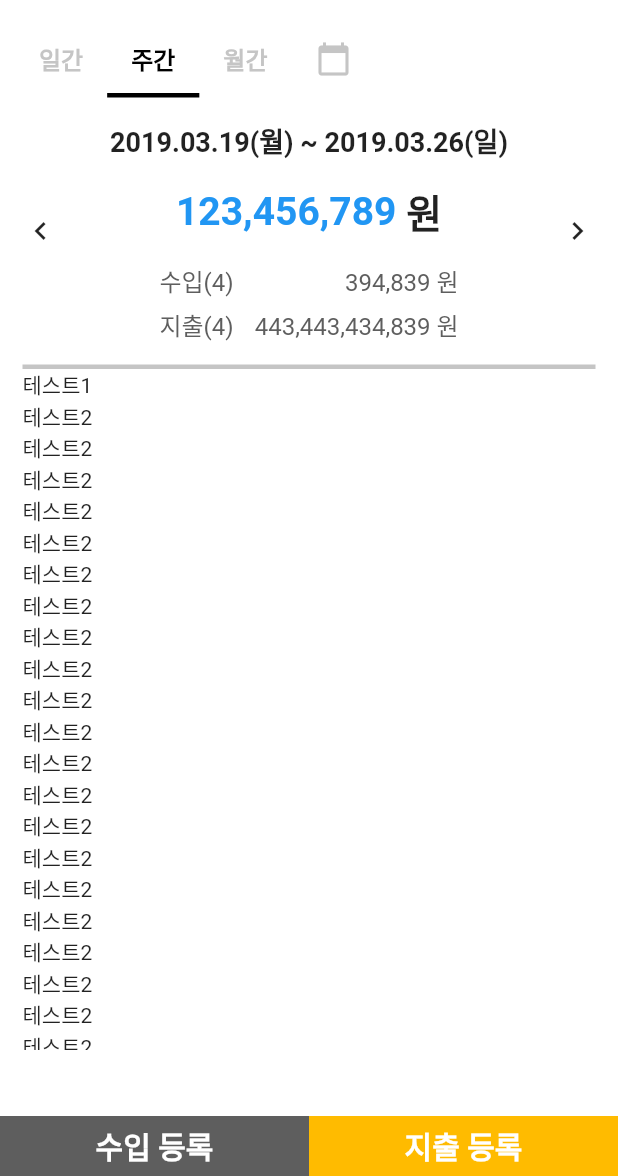
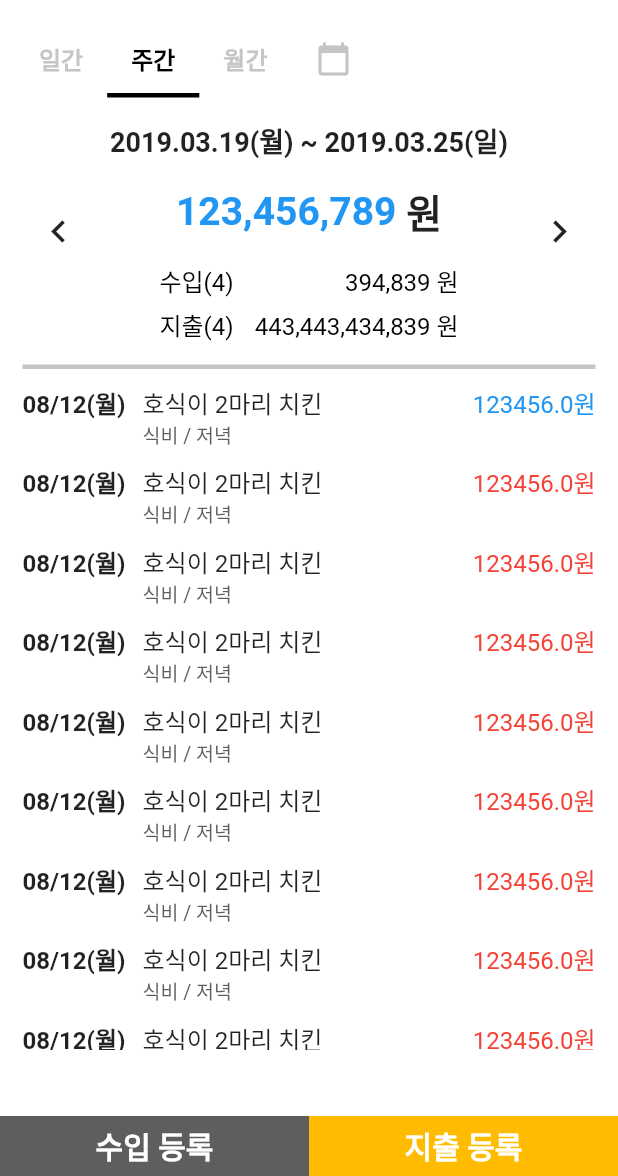
Before and after one commit to YoungChulShin/GGCostMobile, a Flutter app: the screen it shows after launch, tab 2 chosen, on a phone screen of 412 x 824 dp, the part 60-1236 px from its top. Run offline on Flutter 3.47's test engine with Material 2 defaults, Android fonts, the phone set to English and light mode, and no system bars.

Commit message:
세부 사용 금액 내역 추가

```diff
--- a/lib/pages/costs/CostDetailPage.dart
+++ b/lib/pages/costs/CostDetailPage.dart
@@ -16,6 +16,22 @@ class CostDetailPage extends StatefulWidget {
 
 class _CostDetailPageState extends State<CostDetailPage> {
 
+  String getInquiryDurationString(CostViewType costViewType) {
+    if (costViewType ==CostViewType.daily) {
+      return '2019.03.19(월)';
+    }
+    else if (costViewType == CostViewType.weekly) {
+      return '2019.03.19(월) ~ 2019.03.25(일)';
+    }
+    else if (costViewType == CostViewType.monthly) {
+      return '2019.03';
+    }
+    else {
+      return '';
+    }
+  }
+
+
   @override
   Widget build(BuildContext context) {
     return Padding(
@@ -30,12 +46,18 @@ class _CostDetailPageState extends State<CostDetailPage> {
                   // 금액 정보 Widget
                   children: <Widget>[
                     // 날짜 뒤로 가기 버튼
-                    Icon(Icons.chevron_left),
+                    IconButton(
+                      icon: Icon(Icons.chevron_left),
+                      iconSize: 30.0,
+                      onPressed: () {
+
+                      },
+                    ),
                     Column(
                       crossAxisAlignment: CrossAxisAlignment.center,
                       children: <Widget>[
                         // 조회 기간
-                        Text('2019.03.19(월) ~ 2019.03.26(일)', style: TextStyle(fontWeight: FontWeight.bold, fontSize: GGFontSize.fontSizeMedium),),
+                        Text(getInquiryDurationString(widget.costViewType), style: TextStyle(fontWeight: FontWeight.bold, fontSize: GGFontSize.fontSizeMedium),),
                         SizedBox(height: 15.0),
                         // 총 비용
                         Row(
@@ -49,12 +71,12 @@ class _CostDetailPageState extends State<CostDetailPage> {
                         Row(
                           mainAxisAlignment: MainAxisAlignment.end,
                           children: <Widget>[
-                            Text('수입(4)', style: TextStyle(fontSize: GGFontSize.fontSizeRegular, color: GGColor.mainColorGrey)),
+                            Text('수입(4)', style: TextStyle(fontSize: GGFontSize.fontSizeRegular, color: GGColor.mainColorBlack)),
                             Container(
                               width: 150.0,
                               child: Text('394,839 원',
                                 textAlign: TextAlign.end,
-                                style: TextStyle(fontSize: GGFontSize.fontSizeRegular, color: GGColor.mainColorGrey),
+                                style: TextStyle(fontSize: GGFontSize.fontSizeRegular, color: GGColor.mainColorBlack),
                               ),
                             )
                           ],
@@ -64,12 +86,12 @@ class _CostDetailPageState extends State<CostDetailPage> {
                         Row(
                           mainAxisAlignment: MainAxisAlignment.end,
                           children: <Widget>[
-                            Text('지출(4)', style: TextStyle(fontSize: GGFontSize.fontSizeRegular, color: GGColor.mainColorGrey)),
+                            Text('지출(4)', style: TextStyle(fontSize: GGFontSize.fontSizeRegular, color: GGColor.mainColorBlack)),
                             Container(
                               width: 150.0,
                               child: Text('443,443,434,839 원',
                                 textAlign: TextAlign.end,
-                                style: TextStyle(fontSize: GGFontSize.fontSizeRegular, color: GGColor.mainColorGrey),
+                                style: TextStyle(fontSize: GGFontSize.fontSizeRegular, color: GGColor.mainColorBlack),
                               ),
                             )
                           ],
@@ -77,15 +99,14 @@ class _CostDetailPageState extends State<CostDetailPage> {
                       ],
                     ),
                     // 날짜 앞으로 가기 버튼
-                    Icon(Icons.chevron_right),
-                    /*
+                    //Icon(Icons.chevron_right),
                     IconButton(
-                      icon: Image.asset('assets/images/arrow_forward.png'),
+                      icon: Icon(Icons.chevron_right),
+                      iconSize: 30.0,
                       onPressed: () {
 
                       },
                     ),
-                    */
                   ],
                 ),
               ],
--- a/lib/pages/costs/CostItemListPage.dart
+++ b/lib/pages/costs/CostItemListPage.dart
@@ -28,38 +28,24 @@ class CostItem {
 class _CostItemListPage extends State<CostItemListPage> {
 
   List<CostItem> costItems = [
-    CostItem(CostType.income, DateTime.now(), '테스트1', '카테고리1', '부 카테고리1', 12.0),
-    CostItem(CostType.income, DateTime.now(), '테스트2', '카테고리2', '부 카테고리2', 44.0),
-    CostItem(CostType.income, DateTime.now(), '테스트2', '카테고리2', '부 카테고리2', 44.0),
-    CostItem(CostType.income, DateTime.now(), '테스트2', '카테고리2', '부 카테고리2', 44.0),
-    CostItem(CostType.income, DateTime.now(), '테스트2', '카테고리2', '부 카테고리2', 44.0),
-    CostItem(CostType.income, DateTime.now(), '테스트2', '카테고리2', '부 카테고리2', 44.0),
-    CostItem(CostType.income, DateTime.now(), '테스트2', '카테고리2', '부 카테고리2', 44.0),
-    CostItem(CostType.income, DateTime.now(), '테스트2', '카테고리2', '부 카테고리2', 44.0),
-    CostItem(CostType.income, DateTime.now(), '테스트2', '카테고리2', '부 카테고리2', 44.0),
-    CostItem(CostType.income, DateTime.now(), '테스트2', '카테고리2', '부 카테고리2', 44.0),
-    CostItem(CostType.income, DateTime.now(), '테스트2', '카테고리2', '부 카테고리2', 44.0),
-    CostItem(CostType.income, DateTime.now(), '테스트2', '카테고리2', '부 카테고리2', 44.0),
-    CostItem(CostType.income, DateTime.now(), '테스트2', '카테고리2', '부 카테고리2', 44.0),
-    CostItem(CostType.income, DateTime.now(), '테스트2', '카테고리2', '부 카테고리2', 44.0),
-    CostItem(CostType.income, DateTime.now(), '테스트2', '카테고리2', '부 카테고리2', 44.0),
-    CostItem(CostType.income, DateTime.now(), '테스트2', '카테고리2', '부 카테고리2', 44.0),
-    CostItem(CostType.income, DateTime.now(), '테스트2', '카테고리2', '부 카테고리2', 44.0),
-    CostItem(CostType.income, DateTime.now(), '테스트2', '카테고리2', '부 카테고리2', 44.0),
-    CostItem(CostType.income, DateTime.now(), '테스트2', '카테고리2', '부 카테고리2', 44.0),
-    CostItem(CostType.income, DateTime.now(), '테스트2', '카테고리2', '부 카테고리2', 44.0),
-    CostItem(CostType.income, DateTime.now(), '테스트2', '카테고리2', '부 카테고리2', 44.0),
-    CostItem(CostType.income, DateTime.now(), '테스트2', '카테고리2', '부 카테고리2', 44.0),
-    CostItem(CostType.income, DateTime.now(), '테스트2', '카테고리2', '부 카테고리2', 44.0),
-    CostItem(CostType.income, DateTime.now(), '테스트2', '카테고리2', '부 카테고리2', 44.0),
-    CostItem(CostType.income, DateTime.now(), '테스트2', '카테고리2', '부 카테고리2', 44.0),
-    CostItem(CostType.income, DateTime.now(), '테스트2', '카테고리2', '부 카테고리2', 44.0),
-    CostItem(CostType.income, DateTime.now(), '테스트2', '카테고리2', '부 카테고리2', 44.0),
-    CostItem(CostType.income, DateTime.now(), '테스트2', '카테고리2', '부 카테고리2', 44.0),
-    CostItem(CostType.income, DateTime.now(), '테스트2', '카테고리2', '부 카테고리2', 44.0),
-    CostItem(CostType.income, DateTime.now(), '테스트2', '카테고리2', '부 카테고리2', 44.0),
-    CostItem(CostType.income, DateTime.now(), '테스트2', '카테고리2', '부 카테고리2', 44.0),
-
+    CostItem(CostType.income, DateTime.now(), '호식이 2마리 치킨', '식비', '저녁', 123456),
+    CostItem(CostType.expense, DateTime.now(), '호식이 2마리 치킨', '식비', '저녁', 123456),
+    CostItem(CostType.expense, DateTime.now(), '호식이 2마리 치킨', '식비', '저녁', 123456),
+    CostItem(CostType.expense, DateTime.now(), '호식이 2마리 치킨', '식비', '저녁', 123456),
+    CostItem(CostType.expense, DateTime.now(), '호식이 2마리 치킨', '식비', '저녁', 123456),
+    CostItem(CostType.expense, DateTime.now(), '호식이 2마리 치킨', '식비', '저녁', 123456),
+    CostItem(CostType.expense, DateTime.now(), '호식이 2마리 치킨', '식비', '저녁', 123456),
+    CostItem(CostType.expense, DateTime.now(), '호식이 2마리 치킨', '식비', '저녁', 123456),
+    CostItem(CostType.expense, DateTime.now(), '호식이 2마리 치킨', '식비', '저녁', 123456),
+    CostItem(CostType.expense, DateTime.now(), '호식이 2마리 치킨', '식비', '저녁', 123456),
+    CostItem(CostType.expense, DateTime.now(), '호식이 2마리 치킨', '식비', '저녁', 123456),
+    CostItem(CostType.expense, DateTime.now(), '호식이 2마리 치킨', '식비', '저녁', 123456),
+    CostItem(CostType.expense, DateTime.now(), '호식이 2마리 치킨', '식비', '저녁', 123456),
+    CostItem(CostType.expense, DateTime.now(), '호식이 2마리 치킨', '식비', '저녁', 123456),
+    CostItem(CostType.expense, DateTime.now(), '호식이 2마리 치킨', '식비', '저녁', 123456),
+    CostItem(CostType.expense, DateTime.now(), '호식이 2마리 치킨', '식비', '저녁', 123456),
+    CostItem(CostType.expense, DateTime.now(), '호식이 2마리 치킨', '식비', '저녁', 123456),
+    CostItem(CostType.expense, DateTime.now(), '호식이 2마리 치킨', '식비', '저녁', 123456),
   ];
 
   @override
@@ -68,8 +54,35 @@ class _CostItemListPage extends State<CostItemListPage> {
       itemCount: costItems.length,
       itemBuilder: (BuildContext context, int index) {
         return Padding(
-          padding: EdgeInsets.all(0),
-          child: Text(costItems[index].costName),
+          padding: EdgeInsets.fromLTRB(0, 10, 0, 0),
+          child: Row(
+            mainAxisAlignment: MainAxisAlignment.start,
+            crossAxisAlignment: CrossAxisAlignment.start,
+            children: <Widget>[
+              Container(
+                width: 80.0,
+                child: Text('08/12(월)',
+                  style: TextStyle(fontSize: GGFontSize.fontSizeRegular, fontWeight: FontWeight.bold)),
+              ),
+              Expanded(
+                child: Column(
+                  crossAxisAlignment: CrossAxisAlignment.start,
+                  children: <Widget>[
+                    Text(costItems[index].costName,
+                      style: TextStyle(fontSize: GGFontSize.fontSizeRegular)),
+                    Text('${costItems[index].category} / ${costItems[index].subCategory}',
+                      style: TextStyle(fontSize: GGFontSize.fontSizeSmall, color: GGColor.mainColorGrey))
+                  ],
+                ),
+              ),
+              Text('${costItems[index].costMoney.toString()}원',
+                style: TextStyle(
+                  fontSize: GGFontSize.fontSizeRegular,
+                  color: (costItems[index].costType == CostType.income) ?
+                    GGColor.incomeFontColor :
+                    GGColor.expenseFontColor))
+            ],
+          )
         );
       },
     );
--- a/lib/pages/costs/CostMainPage.dart
+++ b/lib/pages/costs/CostMainPage.dart
@@ -85,15 +85,9 @@ class _CostMainPageState extends State<CostMainPage> with SingleTickerProviderSt
                 child: TabBarView(
                   controller: tabController,
                   children: <Widget>[
-                    Container(
-                      height: 50,
-                      color: GGColor.mainColorGrey,
-                    ),
+                    CostDetailPage(CostViewType.daily),
                     CostDetailPage(CostViewType.weekly),
-                    Container(
-                      height: 50,
-                      color: GGColor.mainColorYellow,
-                    ),
+                    CostDetailPage(CostViewType.monthly),
                     CostDetailPage(CostViewType.calendar),
                     ],
                   ),
--- a/lib/resources/GGFont.dart
+++ b/lib/resources/GGFont.dart
@@ -2,6 +2,7 @@ import 'package:flutter/material.dart';
 
 class GGFontSize
 {
+  static double fontSizeSmall = 13;
   static double fontSizeRegular = 16;
   static double fontSizeMedium = 18;
   static double fontSizeLarge = 20;
```
